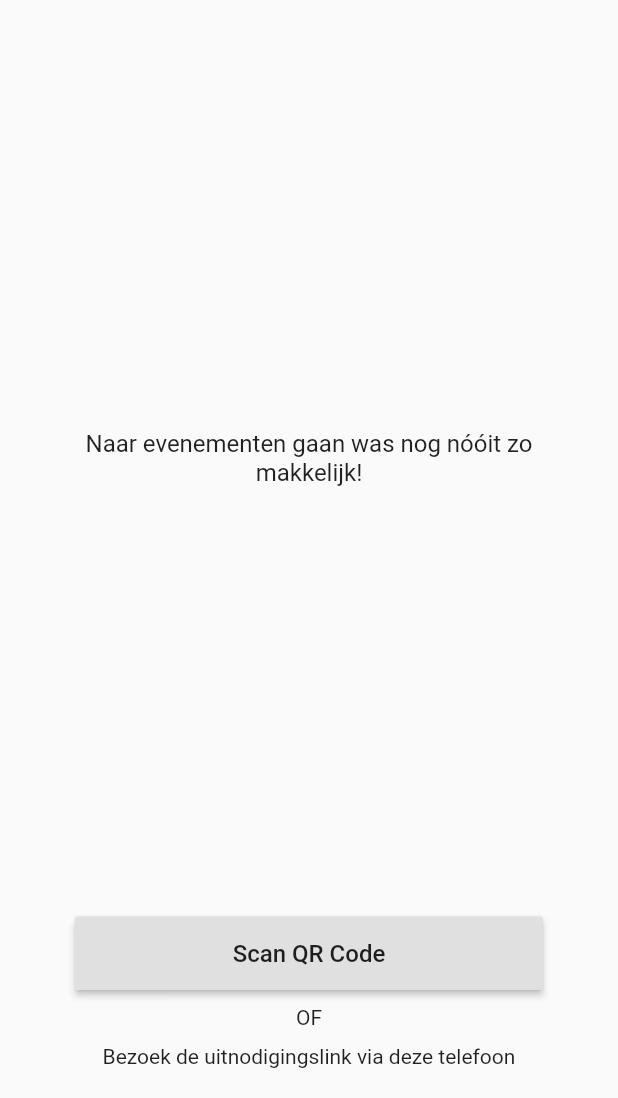
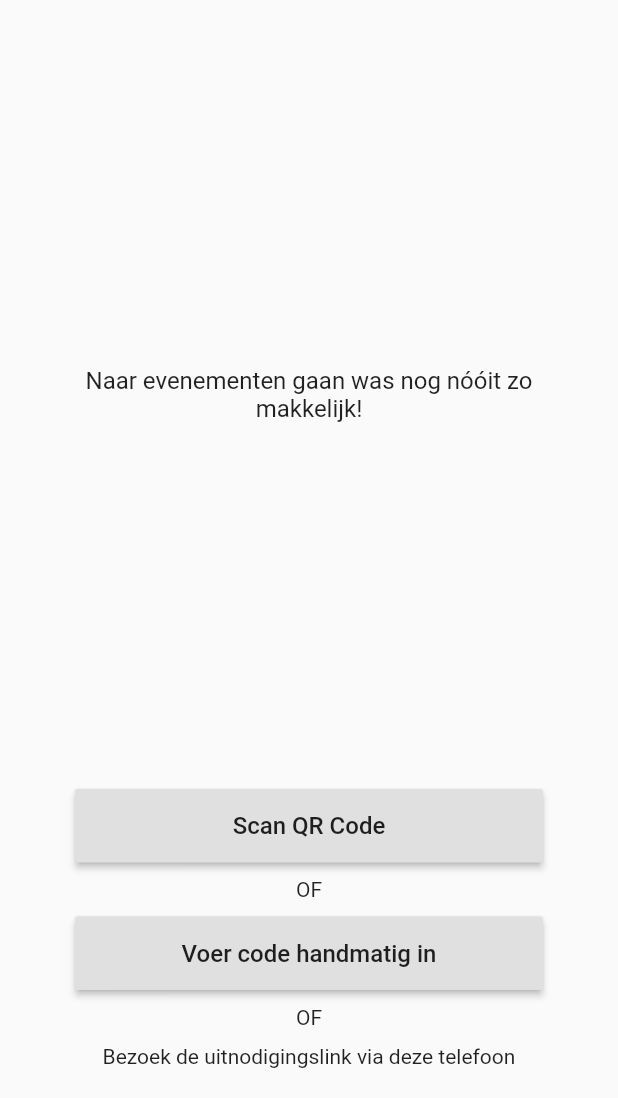
Before and after one commit to elertan/label-a-just-go, a Flutter app: the screen it shows after launch, after a tap on "Scan QR Code", on a phone screen of 412 x 824 dp, the part 138-1236 px from its top. Run offline on Flutter 3.47's test engine with Material 2 defaults, Android fonts, the phone set to English and light mode, and no system bars; our stand-ins replace camera, flutter_mobx, mobx; missing offline and left inert: barcode_scan, permission; generated files the repository leaves out were written again.

Commit message:
Changes to backend and added extra button to app for entering the code yourself

```diff
--- a/register_app/lib/pages/LandingPage.dart
+++ b/register_app/lib/pages/LandingPage.dart
@@ -11,7 +11,7 @@ class LandingPage extends StatelessWidget {
   BuildContext _ctx;
 
   void _handleScanQRCodeButtonPressed() async {
-    String barcode = null;
+    String barcode;
     try {
       barcode = await BarcodeScanner.scan();
     } on PlatformException catch (e) {
@@ -74,6 +74,10 @@ class LandingPage extends StatelessWidget {
 //    dispose();
   }
 
+  void _handleEnterCodeButtonPressed() {
+
+  }
+
   @override
   Widget build(BuildContext context) {
     _ctx = context;
@@ -124,6 +128,18 @@ class LandingPage extends StatelessWidget {
                       margin: EdgeInsets.symmetric(vertical: 10),
                       child: Text("OF", textAlign: TextAlign.center),
                     ),
+                    RaisedButton(
+                      padding: EdgeInsets.symmetric(vertical: 15),
+                      child: Text(
+                        "Voer code handmatig in",
+                        style: TextStyle(fontSize: 16),
+                      ),
+                      onPressed: _handleEnterCodeButtonPressed,
+                    ),
+                    Container(
+                      margin: EdgeInsets.symmetric(vertical: 10),
+                      child: Text("OF", textAlign: TextAlign.center),
+                    ),
                     Text(
                       "Bezoek de uitnodigingslink via deze telefoon",
                       textAlign: TextAlign.center,
```
Also changed, not shown: 1 other file.
